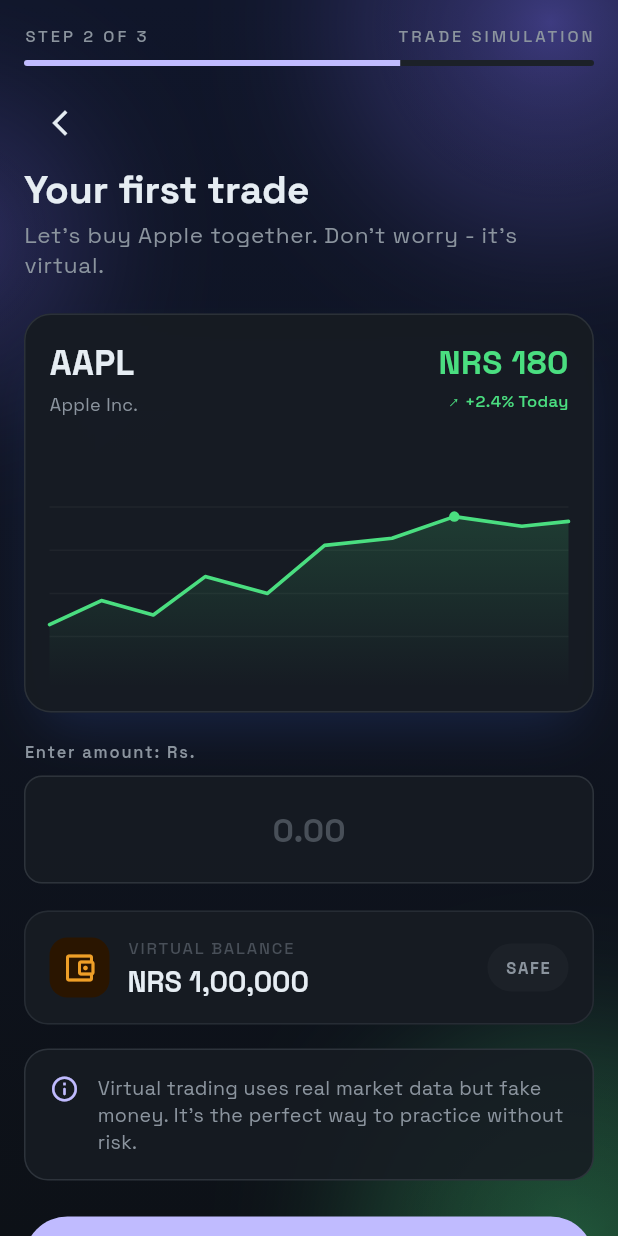
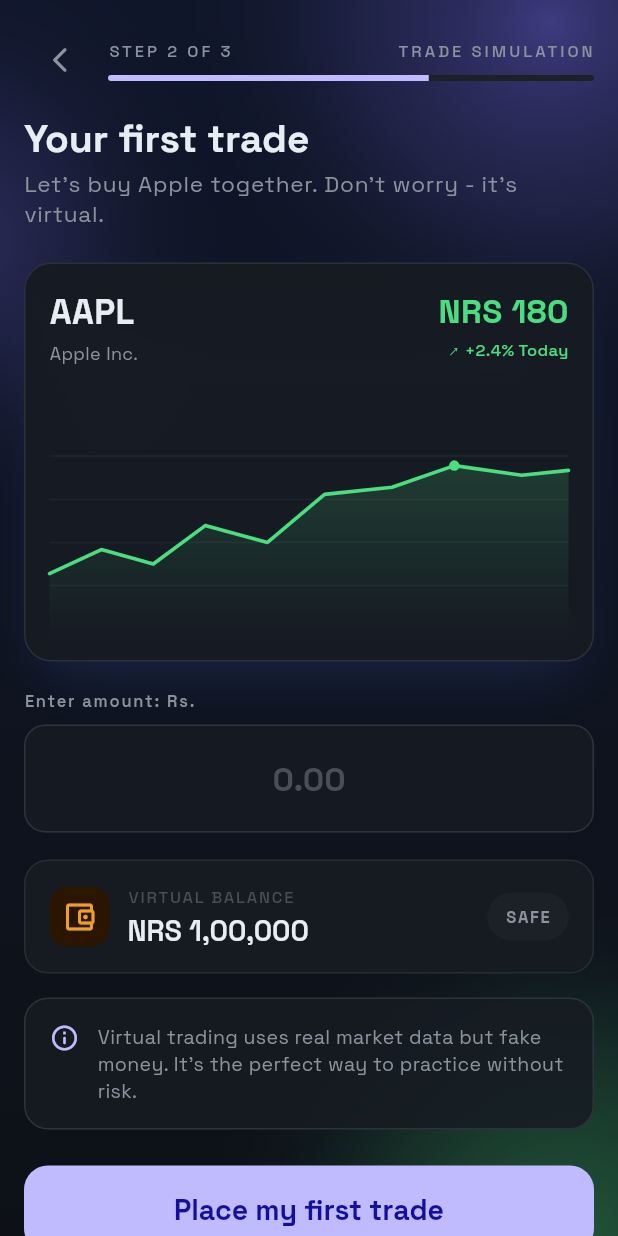
Before and after one commit to Roshan10k/TradeQuest, a Flutter app: the FirstTradePage screen opened by its route, on a phone screen of 412 x 824 dp. Run offline on Flutter 3.47's test engine with Material 3 defaults, Android fonts, the phone set to English and light mode, and no system bars; our stand-ins replace flutter_svg, go_router, google_fonts.

Commit message:
polishing ui of onboarding

```diff
--- a/lib/core/router/app_router.dart
+++ b/lib/core/router/app_router.dart
@@ -9,7 +9,6 @@
 import 'package:tradequest/features/onboarding/presentation/pages/badge_unlock_page.dart';
 import 'package:tradequest/features/onboarding/presentation/pages/first_trade_page.dart';
 import 'package:tradequest/features/onboarding/presentation/pages/goal_selection_page.dart';
-import 'package:tradequest/features/trading/presentation/pages/trade_result_page.dart';
 
 class AppRouter {
   AppRouter._();
@@ -46,14 +45,6 @@
         path: AppRoutes.badgeUnlock,
         builder: (context, state) => const BadgeUnlockPage(),
       ),
-      GoRoute(
-        path: AppRoutes.otp,
-        builder: (context, state) => const PlaceholderPage(title: 'OTP'),
-      ),
-      GoRoute(
-        path: AppRoutes.pin,
-        builder: (context, state) => const PlaceholderPage(title: 'PIN'),
-      ),
       StatefulShellRoute.indexedStack(
         builder: (context, state, shell) => MainShell(navigationShell: shell),
         branches: [
@@ -69,25 +60,27 @@
           StatefulShellBranch(
             routes: [
               GoRoute(
-                path: AppRoutes.markets,
+                path: AppRoutes.trade,
                 builder: (context, state) =>
-                    const PlaceholderPage(title: 'Markets'),
+                    const PlaceholderPage(title: 'Trade'),
               ),
             ],
           ),
           StatefulShellBranch(
             routes: [
               GoRoute(
-                path: AppRoutes.trade,
-                builder: (context, state) => const PlaceholderPage(title: 'Trade'),
+                path: AppRoutes.missions,
+                builder: (context, state) =>
+                    const PlaceholderPage(title: 'Missions'),
               ),
             ],
           ),
           StatefulShellBranch(
             routes: [
               GoRoute(
-                path: AppRoutes.news,
-                builder: (context, state) => const PlaceholderPage(title: 'News'),
+                path: AppRoutes.portfolio,
+                builder: (context, state) =>
+                    const PlaceholderPage(title: 'Portfolio'),
               ),
             ],
           ),
@@ -103,44 +96,17 @@
         ],
       ),
       GoRoute(
-        path: AppRoutes.wallet,
-        builder: (context, state) => const PlaceholderPage(title: 'Wallet'),
-      ),
-      GoRoute(
         path: AppRoutes.assetDetail,
         builder: (context, state) => PlaceholderPage(
           title: 'Asset Detail',
-          subtitle: state.pathParameters['symbol'] ?? 'BTC',
+          subtitle: state.pathParameters['symbol'] ?? 'AAPL',
         ),
       ),
       GoRoute(
-        path: AppRoutes.advancedChart,
+        path: AppRoutes.tradeResult,
         builder: (context, state) => PlaceholderPage(
-          title: 'Advanced Chart',
-          subtitle: state.pathParameters['symbol'] ?? 'BTC',
-        ),
-      ),
-      GoRoute(
-        path: AppRoutes.txHistory,
-        builder: (context, state) =>
-            const PlaceholderPage(title: 'Transaction History'),
-      ),
-      GoRoute(
-        path: AppRoutes.txDetail,
-        builder: (context, state) => PlaceholderPage(
-          title: 'Transaction Detail',
-          subtitle: state.pathParameters['id'] ?? '0',
-        ),
-      ),
-      GoRoute(
-        path: AppRoutes.txSuccess,
-        builder: (context, state) =>
-            const PlaceholderPage(title: 'Transaction Success'),
-      ),
-      GoRoute(
-        path: AppRoutes.tradeResult,
-        builder: (context, state) => TradeResultPage(
-          side: state.uri.queryParameters['side'] ?? 'buy',
+          title: 'Trade Result',
+          subtitle: state.uri.queryParameters['side'] ?? 'buy',
         ),
       ),
       GoRoute(
--- a/lib/core/router/app_routes.dart
+++ b/lib/core/router/app_routes.dart
@@ -11,14 +11,14 @@
 
   // Main shell tabs
   static const home = '/home';
-  static const markets = '/markets';
   static const trade = '/trade';
-  static const news = '/news';
+  static const missions = '/missions';
+  static const portfolio = '/portfolio';
   static const profile = '/profile';
 
   // Stacks
   static const wallet = '/wallet';
-  static const portfolio = '/portfolio';
+  static const portfolioBreakdown = '/portfolio/breakdown';
   static const assetDetail = '/asset/:symbol';
   static const advancedChart = '/asset/:symbol/chart';
   static const txHistory = '/transactions';
--- a/lib/core/theme/app_spacing.dart
+++ b/lib/core/theme/app_spacing.dart
@@ -7,9 +7,9 @@
   static const xxl = 24.0;
   static const screenH = 16.0;
   static const screenV = 16.0;
-  static const cardRadius = 12.0;
-  static const buttonRadius = 100.0;
-  static const inputRadius = 12.0;
+  static const cardRadius = 16.0;
+  static const buttonRadius = 16.0;
+  static const inputRadius = 14.0;
   static const buttonHeight = 56.0;
   static const bottomNavHeight = 64.0;
 }
--- a/lib/core/theme/app_theme.dart
+++ b/lib/core/theme/app_theme.dart
@@ -66,6 +66,12 @@
           fontSize: 15,
           fontWeight: FontWeight.w600,
         ),
+        headlineSmall: base.headlineSmall?.copyWith(
+          color: AppColors.textPrimary,
+          fontSize: 20,
+          fontWeight: FontWeight.w700,
+          height: 1.15,
+        ),
         labelSmall: base.labelSmall?.copyWith(
           color: AppColors.textTertiary,
           fontSize: 11,
--- a/lib/features/onboarding/presentation/pages/first_trade_page.dart
+++ b/lib/features/onboarding/presentation/pages/first_trade_page.dart
@@ -29,20 +29,28 @@
         child: Column(
           crossAxisAlignment: CrossAxisAlignment.stretch,
           children: [
-            const FlowStepHeader(
-              leading: 'STEP 2 OF 3',
-              trailing: 'TRADE SIMULATION',
-              progress: 0.66,
+            Row(
+              children: [
+                IconButton(
+                  onPressed: () => context.pop(),
+                  padding: EdgeInsets.zero,
+                  icon: const Icon(
+                    Icons.arrow_back_ios_new_rounded,
+                    size: 20,
+                    color: AppColors.textSecondary,
+                  ),
+                ),
+                const SizedBox(width: 8),
+                const Expanded(
+                  child: FlowStepHeader(
+                    leading: 'STEP 2 OF 3',
+                    trailing: 'TRADE SIMULATION',
+                    progress: 0.66,
+                  ),
+                ),
+              ],
             ),
             const SizedBox(height: 14),
-            Align(
-              alignment: Alignment.centerLeft,
-              child: IconButton(
-                onPressed: () => context.pop(),
-                icon: const Icon(Icons.arrow_back_ios_new, size: 20),
-              ),
-            ),
-            const SizedBox(height: 6),
             Text(
               'Your first trade',
               style: Theme.of(
--- a/lib/features/onboarding/presentation/widgets/onboarding_widgets.dart
+++ b/lib/features/onboarding/presentation/widgets/onboarding_widgets.dart
@@ -62,17 +62,18 @@
   Widget build(BuildContext context) {
     final body = scrollable
         ? SingleChildScrollView(
-            physics: const BouncingScrollPhysics(),
+            keyboardDismissBehavior: ScrollViewKeyboardDismissBehavior.manual,
             child: child,
           )
         : child;
 
     return Scaffold(
       backgroundColor: AppColors.bgPrimary,
+      resizeToAvoidBottomInset: true,
       body: Stack(
         children: [
           const Positioned.fill(child: OnboardingBackdrop()),
-          SafeArea(child: body),
+          SafeArea(bottom: false, child: body),
         ],
       ),
     );
--- a/pubspec.yaml
+++ b/pubspec.yaml
@@ -63,6 +63,7 @@
   uses-material-design: true
   assets:
     - assets/
+    - assets/images/
 
   # An image asset can refer to one or more resolution-specific "variants", see
   # https://flutter.dev/to/resolution-aware-images
```
Also changed, not shown: lib/core/presentation/shell/main_shell.dart (+15 -35 lines), lib/features/auth/presentation/pages/login_page.dart (+20 -10 lines), lib/features/auth/presentation/pages/sign_up_page.dart (+20 -10 lines), lib/features/auth/presentation/pages/welcome_page.dart (+4 -5 lines), lib/features/onboarding/presentation/pages/goal_selection_page.dart (+20 -4 lines), assets/images/logo.png.
